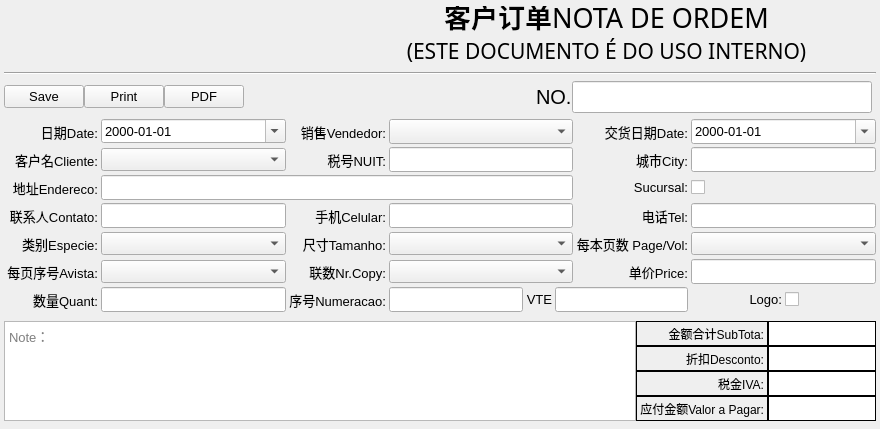
First picture: the form in Ui/FormPrintingOrder.ui, repository golden7602/zion, before the edit.
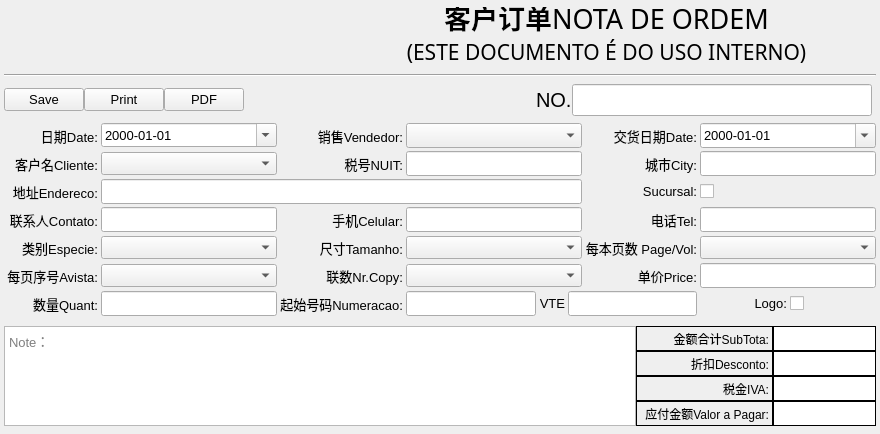
Second picture: the form after the edit. Icons and pictures are not drawn.

Patch:
```diff
--- a/Ui/FormPrintingOrder.ui
+++ b/Ui/FormPrintingOrder.ui
@@ -7,7 +7,7 @@
     <x>0</x>
     <y>0</y>
     <width>880</width>
-    <height>429</height>
+    <height>434</height>
    </rect>
   </property>
   <property name="font">
@@ -842,7 +842,7 @@
         </size>
        </property>
        <property name="text">
-        <string>序号Numeracao:</string>
+        <string>起始号码Numeracao:</string>
        </property>
        <property name="alignment">
         <set>Qt::AlignRight|Qt::AlignTrailing|Qt::AlignVCenter</set>
@@ -1263,6 +1263,9 @@
        <property name="spacing">
         <number>0</number>
        </property>
+       <property name="leftMargin">
+        <number>0</number>
+       </property>
        <item>
         <widget class="QWidget" name="temp" native="true">
          <property name="sizePolicy">
@@ -1271,7 +1274,7 @@
            <verstretch>0</verstretch>
           </sizepolicy>
          </property>
-         <layout class="QGridLayout" name="gridLayout_2">
+         <layout class="QGridLayout" name="gridLayout_2" columnstretch="20,15" columnminimumwidth="30,0">
           <property name="sizeConstraint">
            <enum>QLayout::SetNoConstraint</enum>
           </property>
@@ -1534,6 +1537,12 @@
             <property name="alignment">
              <set>Qt::AlignRight|Qt::AlignTrailing|Qt::AlignVCenter</set>
             </property>
+            <property name="margin">
+             <number>0</number>
+            </property>
+            <property name="indent">
+             <number>-1</number>
+            </property>
            </widget>
           </item>
           <item row="3" column="1">
```
